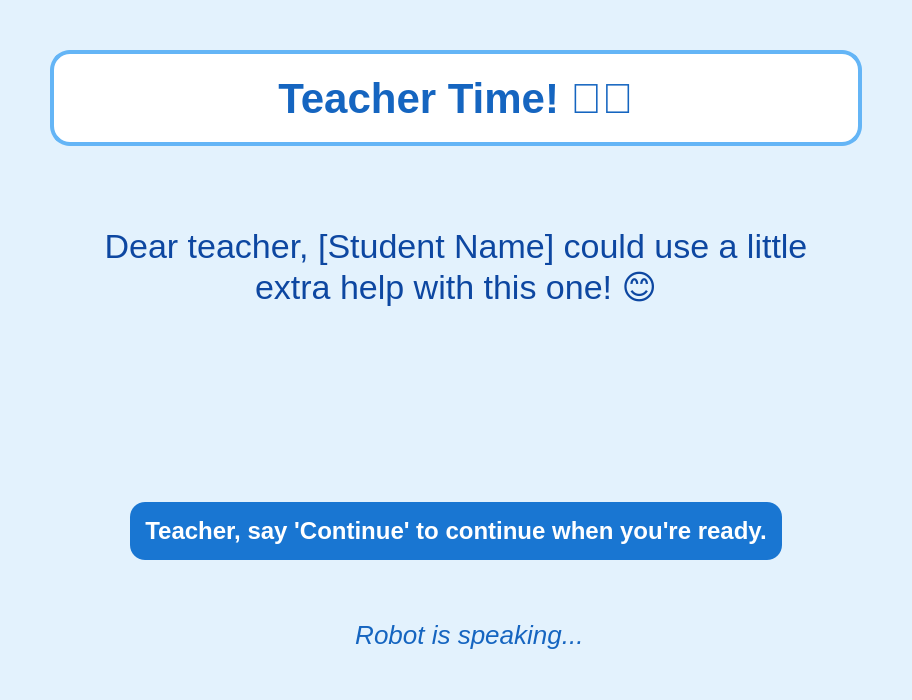
Above: ui/teacherInterventionUI.ui from zenBandara/akshi-robot-main before the change. Below: the same form after it.
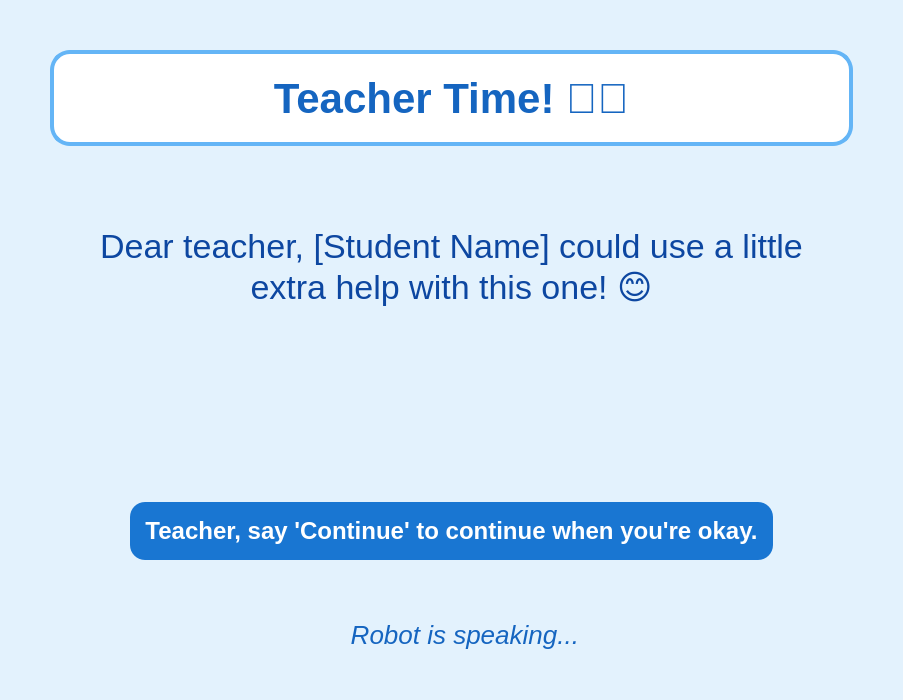
That is the form after the change.

Diff of the .ui file:
```diff
--- a/ui/teacherInterventionUI.ui
+++ b/ui/teacherInterventionUI.ui
@@ -52,7 +52,7 @@
    <!-- Action Prompt -->
    <item>
     <widget class="QLabel" name="prompt_label">
-     <property name="text"><string>Teacher, say 'Continue' to continue when you're ready.</string></property>
+     <property name="text"><string>Teacher, say 'Continue' to continue when you're okay.</string></property>
      <property name="alignment"><set>Qt::AlignCenter</set></property>
      <property name="styleSheet"><string>font-size: 24px; font-weight: bold; color: white; background-color: #1976D2; border-radius: 15px; padding: 15px; margin: 0px 80px;</string></property>
     </widget>
```
